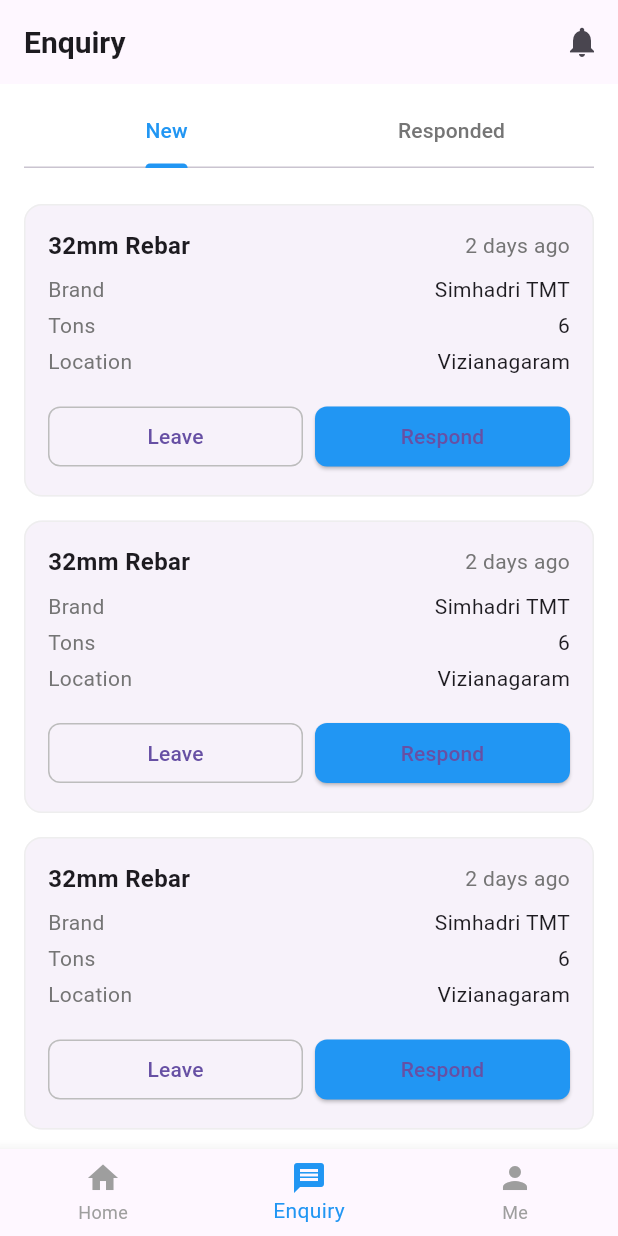
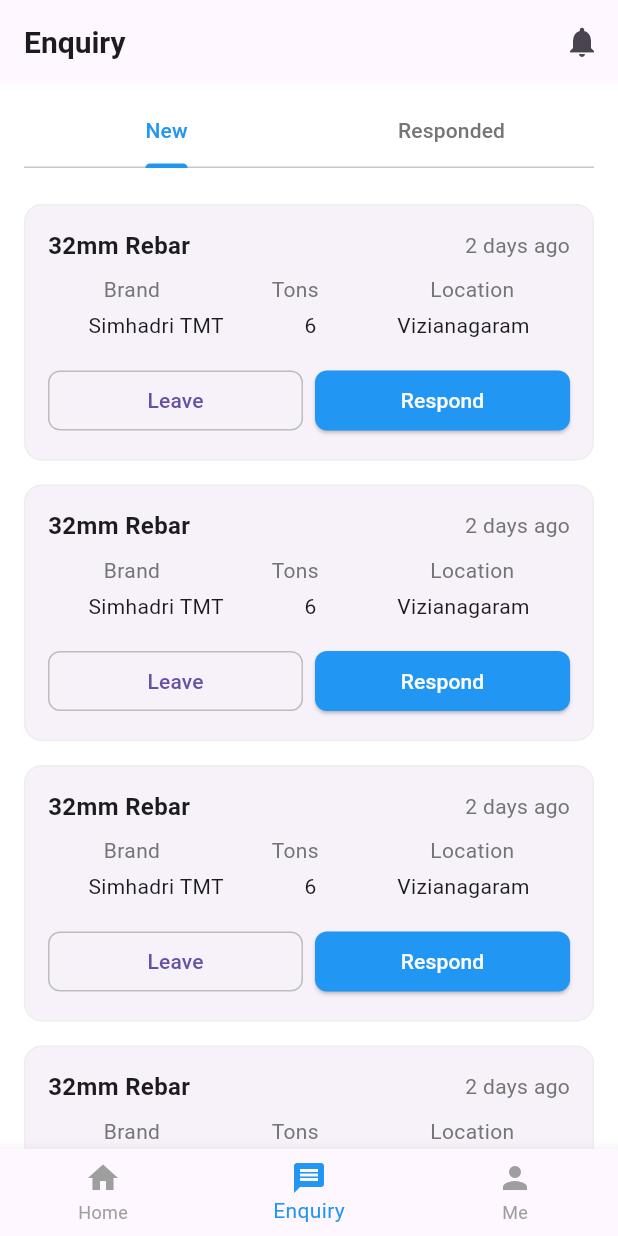
Before and after one commit to F9info/steelbudy-new, a Flutter app: the DashboardScreen screen opened by its route, item 2 of the bottom bar chosen, on a phone screen of 412 x 824 dp. Run offline on Flutter 3.47's test engine with Material 3 defaults, Android fonts, the phone set to English and light mode, and no system bars; our stand-ins replace flutter_riverpod, flutter_svg, shared_preferences; accounts and stored records are empty; project files that could hold a hidden picture were left out.

Commit message:
new styles added

```diff
--- a/analysis_options.yaml
+++ b/analysis_options.yaml
@@ -7,6 +7,11 @@
 
 # The following line activates a set of recommended lints for Flutter apps,
 # packages, and plugins designed to encourage good coding practices.
+analyzer:
+  errors:
+    prefer_const_constructors: ignore ignore ignore
+    prefer_const_literals_to_create_immutables: ignore
+    use_super_parameters: ignore
 include: package:flutter_lints/flutter.yaml
 
 linter:
--- a/lib/data.dart/productlist.dart
+++ b/lib/data/productlist.dart
@@ -2,49 +2,49 @@ final List<Map<String, dynamic>> allProducts = [
   {
     'name': '12MM REBAR',
     'brand': 'Simhadri TMT',
-    'image': 'assets/images/12mm_rebar.png',
+    'image': 'assets/images/product-image.png',
     'category': 'Steel'
   },
   {
     'name': '19MM REBAR',
     'brand': 'Vizag Profiles',
-    'image': 'assets/images/19mm_rebar.png',
+    'image': 'assets/images/product-image.png',
     'category': 'Steel'
   },
   {
     'name': '20MM REBAR',
     'brand': 'Simhadri TMT',
-    'image': 'assets/images/20mm_rebar.png',
+    'image': 'assets/images/product-image.png',
     'category': 'Steel'
   },
   {
     'name': '32MM REBAR',
     'brand': 'Simhadri TMT',
-    'image': 'assets/images/32mm_rebar.png',
+    'image': 'assets/images/product-image.png',
     'category': 'Steel'
   },
   {
     'name': '8MM REBAR',
     'brand': 'Vizag Profiles',
-    'image': 'assets/images/8mm_rebar.png',
+    'image': 'assets/images/product-image.png',
     'category': 'Steel'
   },
   {
     'name': 'BINDING WIRE',
     'brand': 'Simhadri TMT',
-    'image': 'assets/images/binding_wire.png',
+    'image': 'assets/images/product-image.png',
     'category': 'Wire'
   },
   {
     'name': '10MM REBAR',
     'brand': 'Simhadri TMT',
-    'image': 'assets/images/10mm_rebar.png',
+    'image': 'assets/images/product-image.png',
     'category': 'Steel'
   },
   {
     'name': '16MM REBAR',
     'brand': 'Simhadri TMT',
-    'image': 'assets/images/16mm_rebar.png',
+    'image': 'assets/images/product-image.png',
     'category': 'Steel'
   },
 ];
--- a/lib/features/authentication/screens/login_screen.dart
+++ b/lib/features/authentication/screens/login_screen.dart
@@ -1,7 +1,6 @@
 import 'package:flutter/material.dart';
 import 'package:flutter/services.dart';
 import 'package:flutter_svg/flutter_svg.dart';
-import 'package:steel_budy/features/authentication/screens/optscreen.dart';
 
 class LoginScreen extends StatefulWidget {
   const LoginScreen({super.key});
--- a/lib/features/dashboard/screens/dashboardscreen.dart
+++ b/lib/features/dashboard/screens/dashboardscreen.dart
@@ -2,7 +2,7 @@ import 'package:flutter/material.dart';
 import '../widgets/mainappbar.dart';
 import '../widgets/mainbottombar.dart';
 import 'enquiry.dart';
-import '../../../data.dart/productlist.dart';
+import '../../../data/productlist.dart';
 import 'profile.dart'; // Import the product list
 
 class DashboardScreen extends StatefulWidget {
@@ -150,24 +150,28 @@ class _DashboardScreenState extends State<DashboardScreen> {
   PreferredSizeWidget _getAppBar() {
     switch (_selectedIndex) {
       case 0:
+        // ignore: prefer_const_constructors
         return MainAppBar(
           title: 'Dashboard',
           showProfileIcon: false,
           showNotificationIcon: true,
         );
       case 1:
+        // ignore: prefer_const_constructors
         return MainAppBar(
           title: 'Enquiry',
           showProfileIcon: false,
           showNotificationIcon: true,
         );
       case 2:
+        // ignore: prefer_const_constructors
         return MainAppBar(
           title: 'Profile',
           showProfileIcon: false,
           showNotificationIcon: true,
         );
       default:
+        // ignore: prefer_const_constructors
         return MainAppBar(
           title: 'Dashboard',
           showProfileIcon: false,
@@ -283,11 +287,12 @@ class _DashboardScreenState extends State<DashboardScreen> {
       child: Padding(
         padding: const EdgeInsets.all(8.0),
         child: Column(
-          crossAxisAlignment: CrossAxisAlignment.start,
+          crossAxisAlignment: CrossAxisAlignment.center, // Center-align content
           children: [
             Stack(
               children: [
                 Container(
+                  width: double.infinity, // Make the image take full width
                   height: 100,
                   decoration: BoxDecoration(
                     color: Colors.grey[100],
@@ -297,6 +302,8 @@ class _DashboardScreenState extends State<DashboardScreen> {
                     child: Image.asset(
                       imagePath,
                       fit: BoxFit.cover,
+                      width:
+                          double.infinity, // Ensure the image covers full width
                       errorBuilder: (context, error, stackTrace) {
                         return const Icon(Icons.broken_image,
                             size: 50, color: Colors.grey);
@@ -338,9 +345,11 @@ class _DashboardScreenState extends State<DashboardScreen> {
                 fontWeight: FontWeight.bold,
                 fontSize: 16,
               ),
+              textAlign: TextAlign.center, // Center-align text
             ),
             const SizedBox(height: 4),
             Row(
+              mainAxisAlignment: MainAxisAlignment.center, // Center-align row
               children: [
                 const Icon(
                   Icons.circle,
--- a/lib/features/dashboard/screens/enquiry.dart
+++ b/lib/features/dashboard/screens/enquiry.dart
@@ -1,3 +1,5 @@
+// ignore_for_file: prefer_const_constructors
+
 import 'package:flutter/material.dart';
 
 class EnquiryScreen extends StatefulWidget {
@@ -113,19 +115,31 @@ class _EnquiryScreenState extends State<EnquiryScreen>
               ],
             ),
             const SizedBox(height: 8),
+            Column(
+              crossAxisAlignment: CrossAxisAlignment.center,
+              children: [
                 Row(
-              mainAxisAlignment: MainAxisAlignment.spaceBetween,
-              children: [
-                const Text(
+                  mainAxisAlignment: MainAxisAlignment
+                      .spaceAround, // Add space between columns
+                  children: const [
+                    Text(
                       'Brand',
                       style: TextStyle(
                         color: Color(0xFF757575),
                         fontSize: 14,
                       ),
                     ),
-                const Text(
-                  'Simhadri TMT',
+                    Text(
+                      'Tons',
                       style: TextStyle(
+                        color: Color(0xFF757575),
+                        fontSize: 14,
+                      ),
+                    ),
+                    Text(
+                      'Location',
+                      style: TextStyle(
+                        color: Color(0xFF757575),
                         fontSize: 14,
                       ),
                     ),
@@ -133,39 +147,28 @@ class _EnquiryScreenState extends State<EnquiryScreen>
                 ),
                 const SizedBox(height: 4),
                 Row(
-              mainAxisAlignment: MainAxisAlignment.spaceBetween,
-              children: [
-                const Text(
-                  'Tons',
+                  mainAxisAlignment: MainAxisAlignment
+                      .spaceAround, // Add space between columns
+                  children: const [
+                    Text(
+                      'Simhadri TMT',
                       style: TextStyle(
-                    color: Color(0xFF757575),
                         fontSize: 14,
                       ),
                     ),
-                const Text(
+                    Text(
                       '6',
                       style: TextStyle(
                         fontSize: 14,
                       ),
                     ),
-              ],
-            ),
-            const SizedBox(height: 4),
-            Row(
-              mainAxisAlignment: MainAxisAlignment.spaceBetween,
-              children: [
-                const Text(
-                  'Location',
-                  style: TextStyle(
-                    color: Color(0xFF757575),
-                    fontSize: 14,
-                  ),
-                ),
-                const Text(
+                    Text(
                       'Vizianagaram',
                       style: TextStyle(
                         fontSize: 14,
                       ),
+                    ),
+                  ],
                 ),
               ],
             ),
@@ -199,7 +202,12 @@ class _EnquiryScreenState extends State<EnquiryScreen>
                         borderRadius: BorderRadius.circular(8),
                       ),
                     ),
-                    child: const Text('Respond'),
+                    child: const Text(
+                      'Respond',
+                      style: TextStyle(
+                        color: Color(0xFFF9FAFC), // Updated font color
+                      ),
+                    ),
                   ),
                 ),
               ],
--- a/lib/features/dashboard/widgets/mainappbar.dart
+++ b/lib/features/dashboard/widgets/mainappbar.dart
@@ -5,6 +5,7 @@ class MainAppBar extends StatelessWidget implements PreferredSizeWidget {
   final bool showProfileIcon;
   final bool showNotificationIcon; // Add this parameter
 
+  // ignore: use_super_parameters
   const MainAppBar({
     Key? key,
     required this.title,
```
Also changed, not shown: lib/features/authentication/screens/optscreen.dart (+9 -0 lines), 1 other file. Lines whose indentation alone changed are shown as unchanged.
